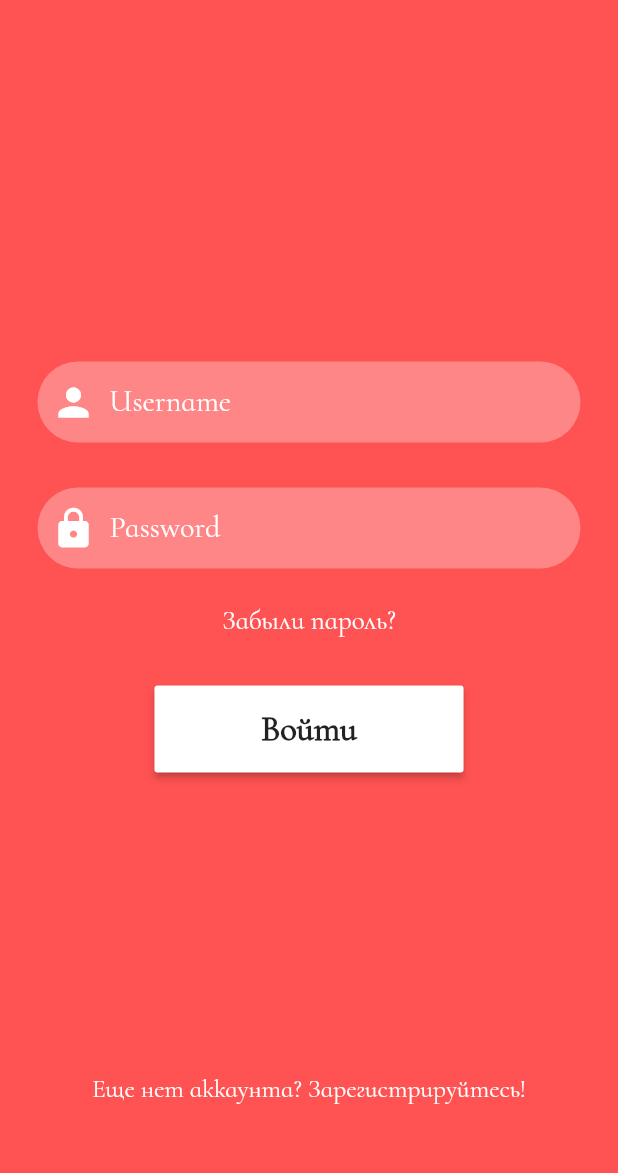
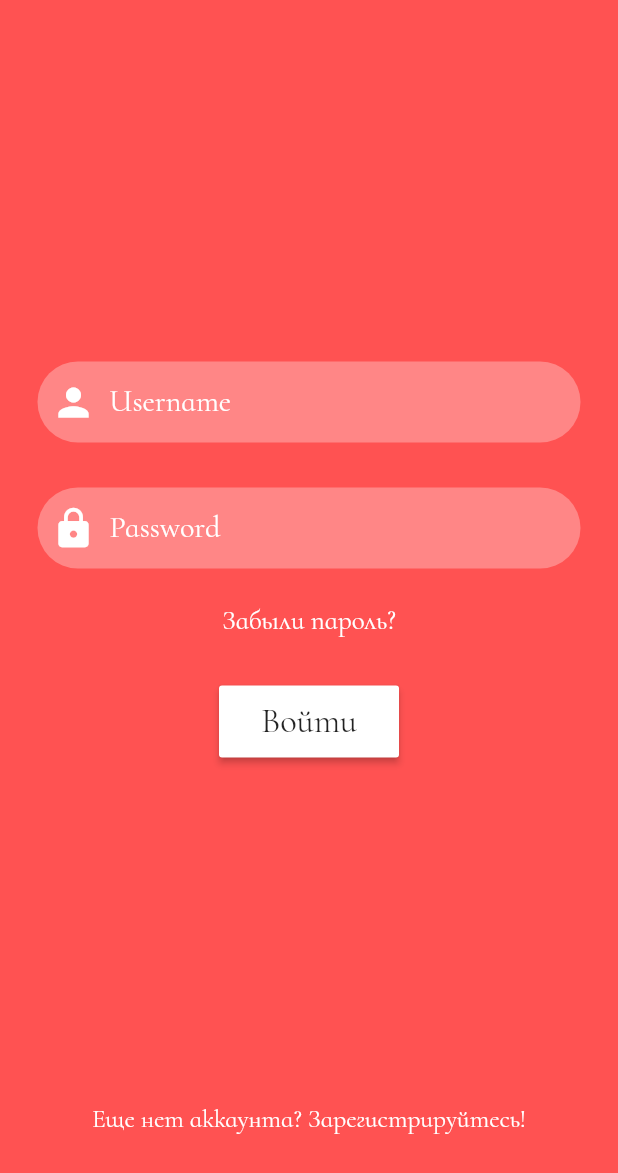
Before and after one commit to 88srzh/TODO_list, a Flutter app: the LoginPage screen opened by its route, after a tap on "Войти", on a phone screen of 412 x 824 dp. Shown: the top 1173 px of the screen. Run offline on Flutter 3.47's test engine with Material 2 defaults, Android fonts, the light colour scheme and no system bars; our stand-ins replace firebase_auth, firebase_core, lottie, moor_flutter; missing offline and left inert: flutter_rounded_date_picker; accounts and stored records are empty; generated files the repository leaves out were written again; statements that could not run were skipped.

Commit message:
some fix login page

```diff
--- a/lib/pages/loginPage.dart
+++ b/lib/pages/loginPage.dart
@@ -3,6 +3,7 @@ import 'package:firebase_auth/firebase_auth.dart';
 import 'package:flutter/material.dart';
 import 'package:lottie/lottie.dart';
 import 'package:todo_list/pages/registration.dart';
+import 'package:todo_list/widgets/custom_button.dart';
 
 const kTextFieldDecoration = InputDecoration(
   hintStyle: TextStyle(fontSize: 20.0, color: Colors.white),
@@ -198,26 +199,59 @@ class _LoginPageState extends State<LoginPage> with TickerProviderStateMixin {
                               Navigator.pushNamed(context, '/pages/HomePage.dart');
                           } catch (e) {
                             print (
-                              Text('Вы не зарегистрированы'));
+                              Text('Вы не зарегистрированы!'));
                           }
                         },
                           color: Colors.white,
-                        child: Padding(
-                          padding: const EdgeInsets.symmetric(
-                              vertical: 15.0, horizontal: 55.0),
-                          child: Text('Войти',
-                              style: TextStyle(
-                                fontSize: 23,
-                                fontWeight: FontWeight.bold,
-                              )),
+                          child: CustomButton(
+                              buttonText: 'Войти',
+                              onPressed: () async {
+                                              try {
+                final user = await _auth.signInWithEmailAndPassword(
+                    email: email, password: password);
+                if (user != null) {
+                  showDialog(
+                      context: context,
+                      child: Padding(
+                        padding: const EdgeInsets.symmetric(
+                            horizontal: 40, vertical: 250),
+                        child: Container(
+                          decoration: BoxDecoration(
+                            color: Colors.white,
+                            borderRadius: BorderRadius.all(Radius.circular(40)),
+                          ),
+                          child: Column(
+                            children: [
+                              Lottie.asset('images/32887-success.json',
+                                  height: 150),
+                              Material(
+                                child: Text('Вы вошли!'),
+                                color: Colors.white,
+                                type: MaterialType.card,
+                                textStyle:
+                                    TextStyle(fontSize: 25, color: Colors.black),
+                              )
+                            ],
+                          ),
                         ),
                       ),
+                      );
+                }
+              } catch (e) {
+                print(e);
+              }
+                               },
+                            ),
+                 ),
+                 SizedBox(
+                   height: 220,
+                 ),
                      InkWell(
                        onTap: () {
                          Navigator.pushNamed(context, '/pages/registration.dart');
                        },
                        child: Padding(
-                        padding: const EdgeInsets.only(top: 200.0),
+                        padding: const EdgeInsets.only(top: 10.0),
                         child: Text(
                           'Еще нет аккаунта? Зарегистрируйтесь!',
                           style: TextStyle(
```
